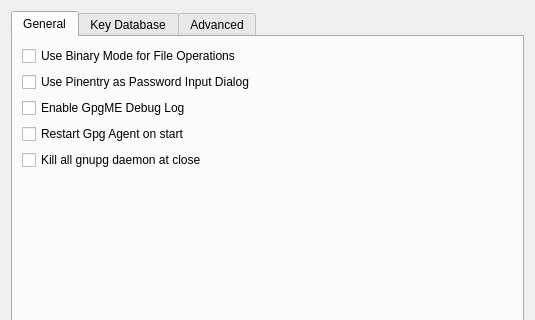
saturneric/GpgFrontend, file ui/GnuPGControllerDialog.ui: the form before one commit; both pictures show x 0 to 535 and y 0 to 320 of the 535 by 498 pixel window.
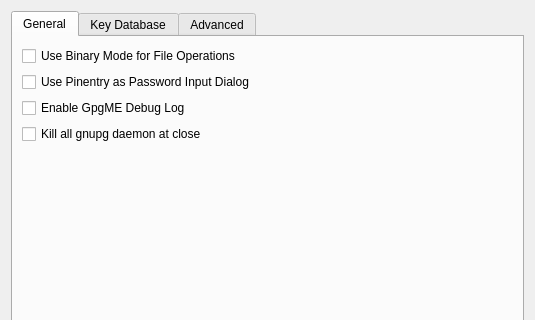
The form after the commit.

Commit message: chore: restart gpg-agent at start and kill gpg agent by close as default behaviors

Diff of the .ui file:
```diff
--- a/ui/GnuPGControllerDialog.ui
+++ b/ui/GnuPGControllerDialog.ui
@@ -51,13 +51,6 @@
                </property>
               </widget>
              </item>
-             <item>
-              <widget class="QCheckBox" name="restartGpgAgentOnStartCheckBox">
-               <property name="text">
-                <string>Restart Gpg Agent on start</string>
-               </property>
-              </widget>
-             </item>
              <item>
               <widget class="QCheckBox" name="killAllGnuPGDaemonCheckBox">
                <property name="text">
```
The commit also changes 3 other files.
